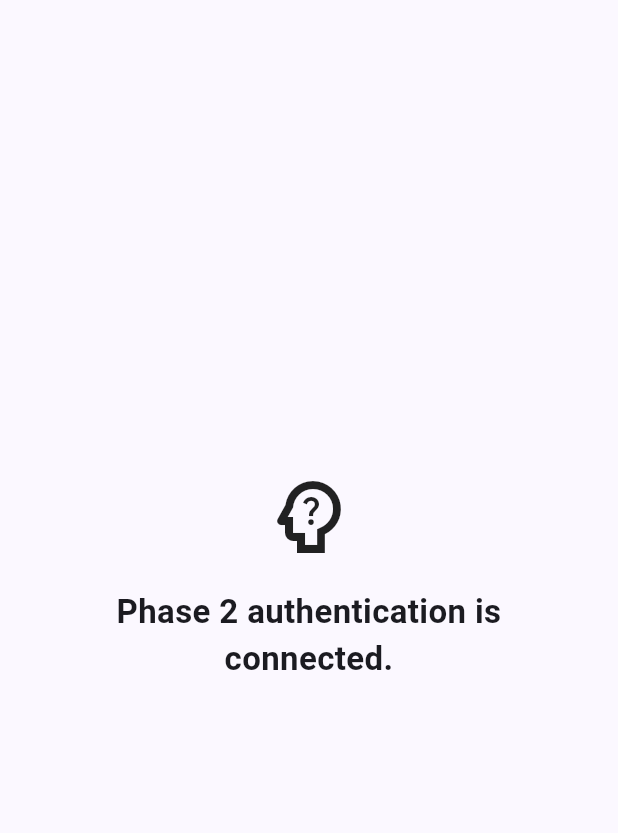
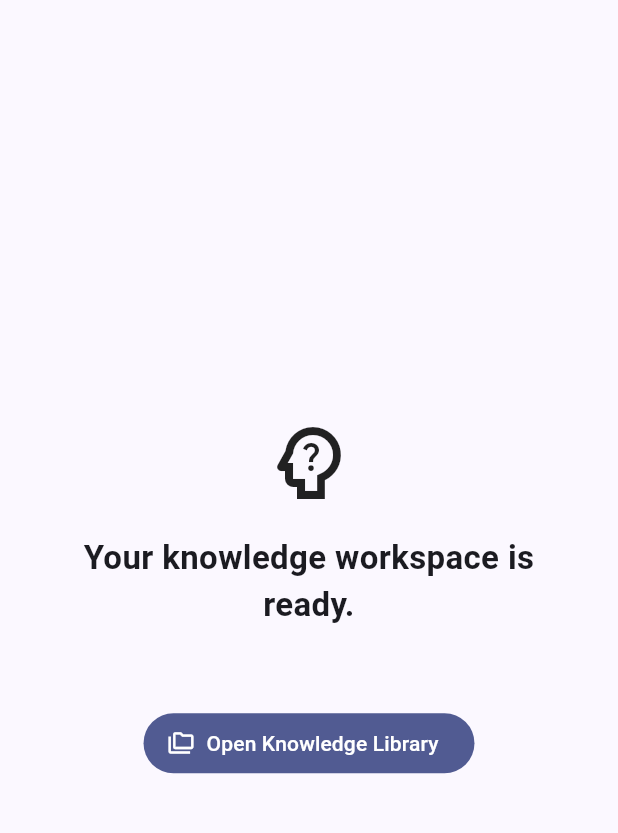
Before and after one commit to azonixnetworks-bit/FlutterChatBot, a Flutter app: the HomeScreen screen opened directly, on a phone screen of 412 x 824 dp, the part 63-896 px from its top. Run offline on Flutter 3.47's test engine with Material 3 defaults, Android fonts, the phone set to English and light mode, and no system bars; our stand-ins replace dio, file_picker, flutter_riverpod, go_router, supabase_flutter; accounts and stored records are empty.

Commit message:
feat(upload): link home to knowledge library

```diff
--- a/mobile/lib/features/home/presentation/home_screen.dart
+++ b/mobile/lib/features/home/presentation/home_screen.dart
@@ -1,5 +1,6 @@
 import 'package:flutter/material.dart';
 import 'package:flutter_riverpod/flutter_riverpod.dart';
+import 'package:go_router/go_router.dart';
 
 import '../../auth/data/auth_repository.dart';
 import '../../auth/presentation/auth_controller.dart';
@@ -38,13 +39,15 @@ class HomeScreen extends ConsumerWidget {
       body: Center(
         child: Padding(
           padding: const EdgeInsets.all(24),
+          child: ConstrainedBox(
+            constraints: const BoxConstraints(maxWidth: 520),
             child: Column(
               mainAxisSize: MainAxisSize.min,
               children: [
                 const Icon(Icons.psychology_alt_outlined, size: 64),
                 const SizedBox(height: 16),
                 const Text(
-                'Phase 2 authentication is connected.',
+                  'Your knowledge workspace is ready.',
                   style: TextStyle(fontSize: 22, fontWeight: FontWeight.w600),
                   textAlign: TextAlign.center,
                 ),
@@ -53,7 +56,14 @@ class HomeScreen extends ConsumerWidget {
                   email,
                   textAlign: TextAlign.center,
                 ),
+                const SizedBox(height: 24),
+                FilledButton.icon(
+                  onPressed: () => context.go('/knowledge'),
+                  icon: const Icon(Icons.folder_copy_outlined),
+                  label: const Text('Open Knowledge Library'),
+                ),
               ],
+            ),
           ),
         ),
       ),
```
Lines whose indentation alone changed are shown as unchanged.
